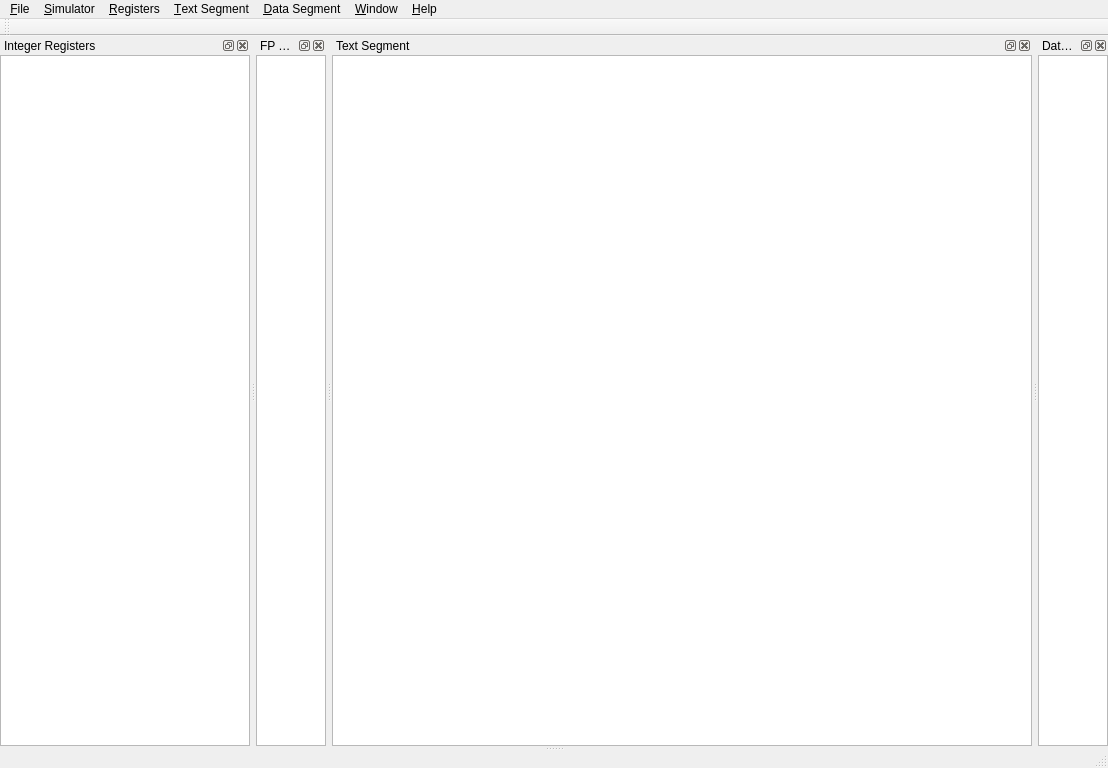
The window that QtSpim/spimview.ui (billsix/spim) describes before a commit, drawn with Qt 5.
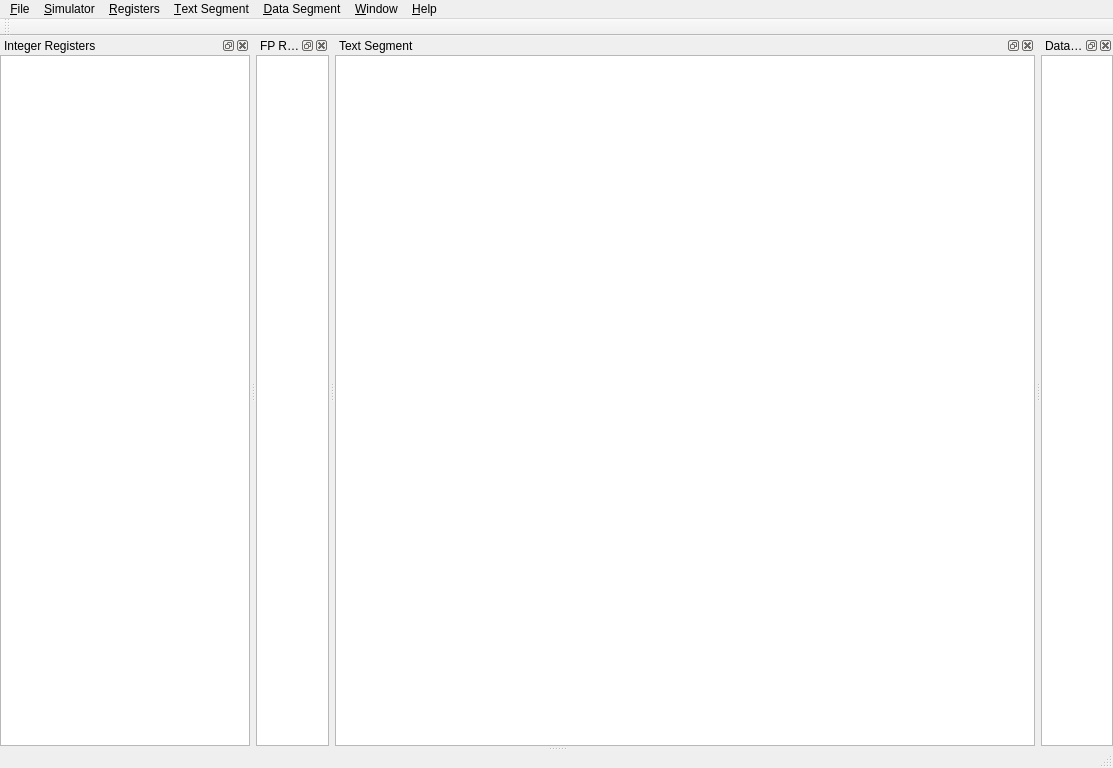
The same window after the commit.

What changed in the file:
```diff
--- a/QtSpim/spimview.ui
+++ b/QtSpim/spimview.ui
@@ -6,7 +6,7 @@
    <rect>
     <x>0</x>
     <y>0</y>
-    <width>1024</width>
+    <width>1113</width>
     <height>768</height>
    </rect>
   </property>
@@ -29,7 +29,7 @@
     <rect>
      <x>0</x>
      <y>0</y>
-     <width>1024</width>
+     <width>1113</width>
      <height>21</height>
     </rect>
    </property>
```
Left out of the diff: 12 changed lines with no effect on the pictures.
